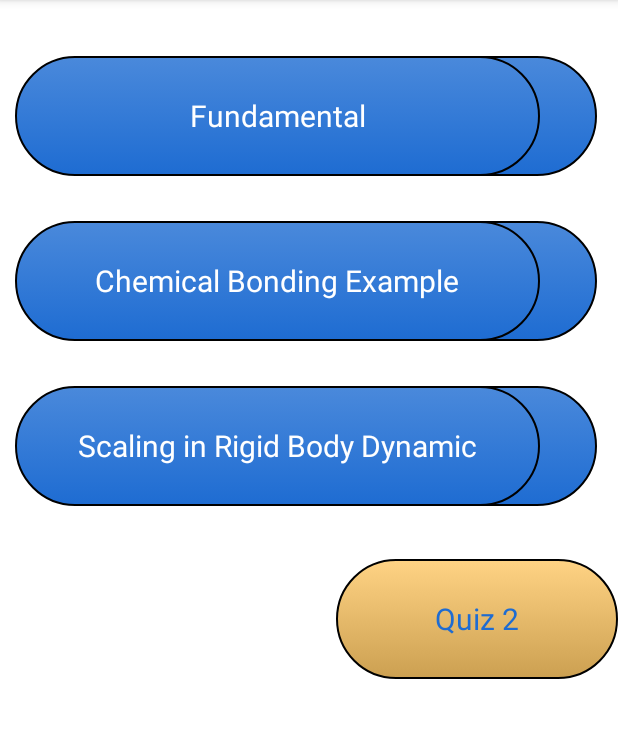
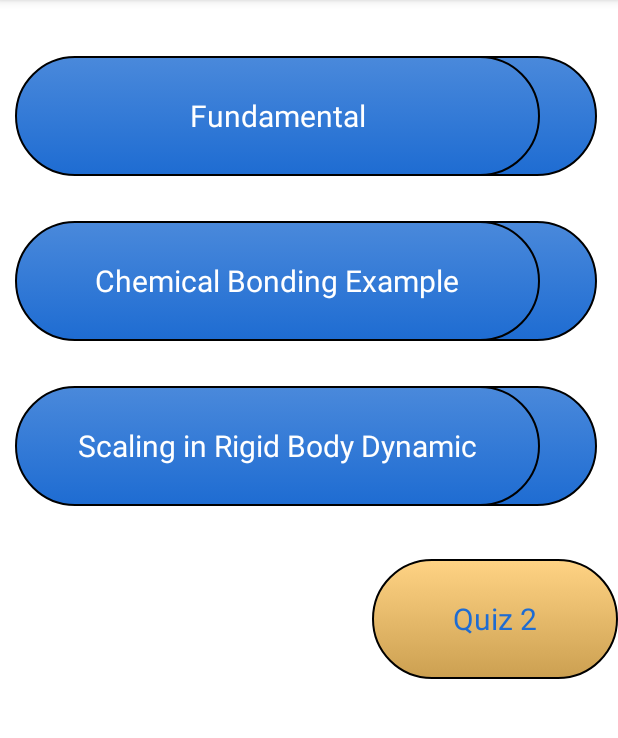
Before and after one commit to Daomaster/NSF_NUE_Project, an Android app: the layout activity_scale_activ.xml on its own in the app's theme, with its tools: preview values and no code run, on a phone screen of 412 x 824 dp, the part 84-822 px from its top. Run offline under Robolectric (Android 15) with nearby library versions, the light colour scheme and no system bars.

Commit message:
Button Layout fix

```diff
--- a/app/src/main/res/layout/activity_scale_activ.xml
+++ b/app/src/main/res/layout/activity_scale_activ.xml
@@ -70,7 +70,7 @@
         android:id="@+id/quiz2_btn"
         android:textSize="20sp"
         android:layout_marginTop="35dp"
-        android:layout_marginLeft="176dp"
+        android:layout_marginLeft="200dp"
         android:layout_marginStart="176dp"
         android:layout_below="@+id/size_matter_btn"
         android:layout_alignLeft="@+id/size_matter_btn"
```
